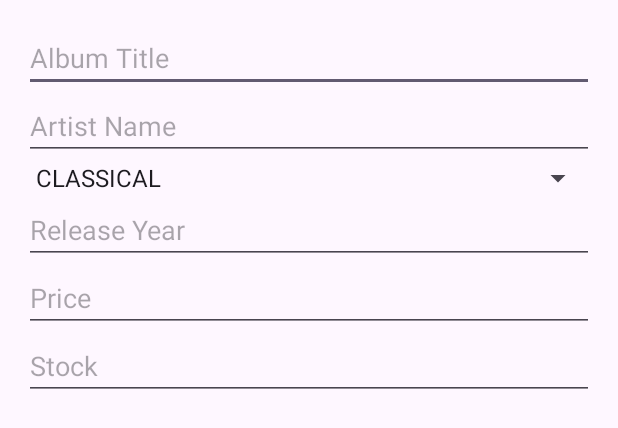
After one commit to ag-af/NorthcodersRecordShopApp, an Android app: the layout activity_update_album.xml on its own in the app's theme, with its tools: preview values and no code run, on a phone screen of 412 x 824 dp. The commit adds this screen. Shown: the top 428 px of the screen. Run offline under Robolectric (Android 15) with nearby library versions, the phone set to English and light mode, and no system bars.

Commit message:
feat: Create UpdateAlbumActivity and activity_update_album.xml

```diff
--- a/app/src/main/AndroidManifest.xml
+++ b/app/src/main/AndroidManifest.xml
@@ -16,6 +16,9 @@
         android:theme="@style/Theme.NorthcodersRecordShopApp"
         tools:targetApi="31">
         <activity
+            android:name=".ui.updatealbum.UpdateAlbumActivity"
+            android:exported="false" />
+        <activity
             android:name=".ui.addalbum.AddNewAlbumActivity"
             android:exported="false" />
         <activity
--- /dev/null
+++ b/app/src/main/res/layout/activity_update_album.xml
@@ -0,0 +1,85 @@
+<?xml version="1.0" encoding="utf-8"?>
+<layout
+    xmlns:android="http://schemas.android.com/apk/res/android"
+    xmlns:app="http://schemas.android.com/apk/res-auto"
+    xmlns:tools="http://schemas.android.com/tools"
+    android:id="@+id/main"
+    tools:context=".ui.updatealbum.UpdateAlbumActivity">
+
+    <data>
+        <variable
+            name="album"
+            type="com.northcoders.northcodersrecordshopapp.model.Album" />
+    </data>
+
+    <androidx.constraintlayout.widget.ConstraintLayout
+        android:layout_width="match_parent"
+        android:layout_height="match_parent"
+        android:padding="16dp">
+
+        <EditText
+            android:id="@+id/editTitle"
+            android:layout_width="0dp"
+            android:layout_height="wrap_content"
+            android:hint="@string/album_title"
+            android:text="@={album.title}"
+            app:layout_constraintEnd_toEndOf="parent"
+            app:layout_constraintStart_toStartOf="parent"
+            app:layout_constraintTop_toTopOf="parent" />
+
+        <EditText
+            android:id="@+id/editArtist"
+            android:layout_width="0dp"
+            android:layout_height="wrap_content"
+            android:hint="@string/artist_name"
+            android:text="@={album.artist}"
+            app:layout_constraintTop_toBottomOf="@id/editTitle"
+            app:layout_constraintStart_toStartOf="parent"
+            app:layout_constraintEnd_toEndOf="parent" />
+
+        <Spinner
+            android:id="@+id/spinnerGenre"
+            android:layout_width="0dp"
+            android:layout_height="wrap_content"
+            android:entries="@array/genre_array"
+            android:hint="@string/genre"
+            app:layout_constraintEnd_toEndOf="parent"
+            app:layout_constraintStart_toStartOf="parent"
+            app:layout_constraintTop_toBottomOf="@id/editArtist" />
+
+        <EditText
+            android:id="@+id/editReleaseYear"
+            android:layout_width="0dp"
+            android:layout_height="wrap_content"
+            android:hint="@string/release_year"
+            android:inputType="number"
+            android:text="@={album.releaseYear}"
+            app:layout_constraintTop_toBottomOf="@id/spinnerGenre"
+            app:layout_constraintStart_toStartOf="parent"
+            app:layout_constraintEnd_toEndOf="parent" />
+
+        <EditText
+            android:id="@+id/editPrice"
+            android:layout_width="0dp"
+            android:layout_height="wrap_content"
+            android:hint="@string/price"
+            android:inputType="numberDecimal"
+            android:text="@={album.price}"
+            app:layout_constraintTop_toBottomOf="@id/editReleaseYear"
+            app:layout_constraintStart_toStartOf="parent"
+            app:layout_constraintEnd_toEndOf="parent" />
+
+        <EditText
+            android:id="@+id/editStock"
+            android:layout_width="0dp"
+            android:layout_height="wrap_content"
+            android:hint="@string/stock"
+            android:inputType="number"
+            android:text="@={album.stock}"
+            app:layout_constraintTop_toBottomOf="@id/editPrice"
+            app:layout_constraintStart_toStartOf="parent"
+            app:layout_constraintEnd_toEndOf="parent" />
+
+
+    </androidx.constraintlayout.widget.ConstraintLayout>
+</layout>
```
Also changed, not shown: app/src/main/java/com/northcoders/northcodersrecordshopapp/ui/addalbum/AddNewAlbumActivity.java (+1 -12 lines), app/src/main/java/com/northcoders/northcodersrecordshopapp/ui/updatealbum/UpdateAlbumActivity.java (added, +76 -0 lines).
